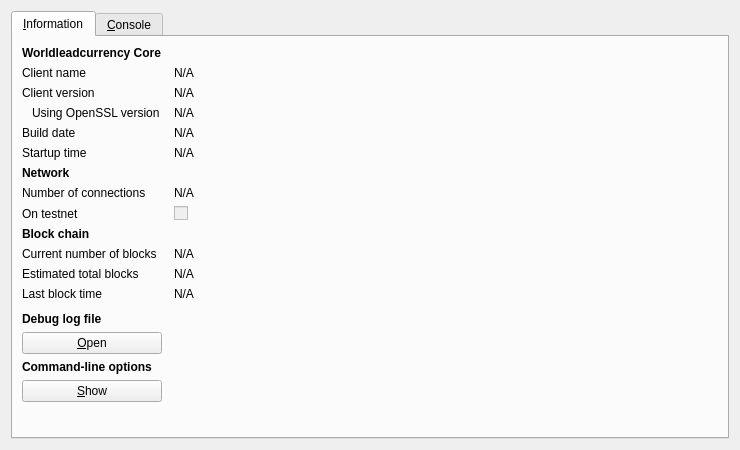
Above: src/qt/forms/rpcconsole.ui from faz-bz/SOLIDAR before the change. Below: the same form after it.
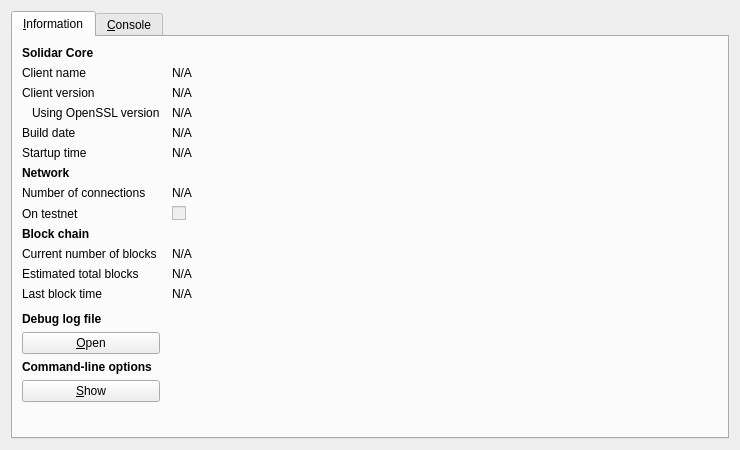
That is the form after the change. Icons and pictures are not drawn.

The edit to the form file:
```diff
--- a/src/qt/forms/rpcconsole.ui
+++ b/src/qt/forms/rpcconsole.ui
@@ -36,7 +36,7 @@
           </font>
          </property>
          <property name="text">
-          <string>Worldleadcurrency Core</string>
+          <string>Solidar Core</string>
          </property>
         </widget>
        </item>
```
Left out of the diff: 6 changed lines with no effect on the pictures.
